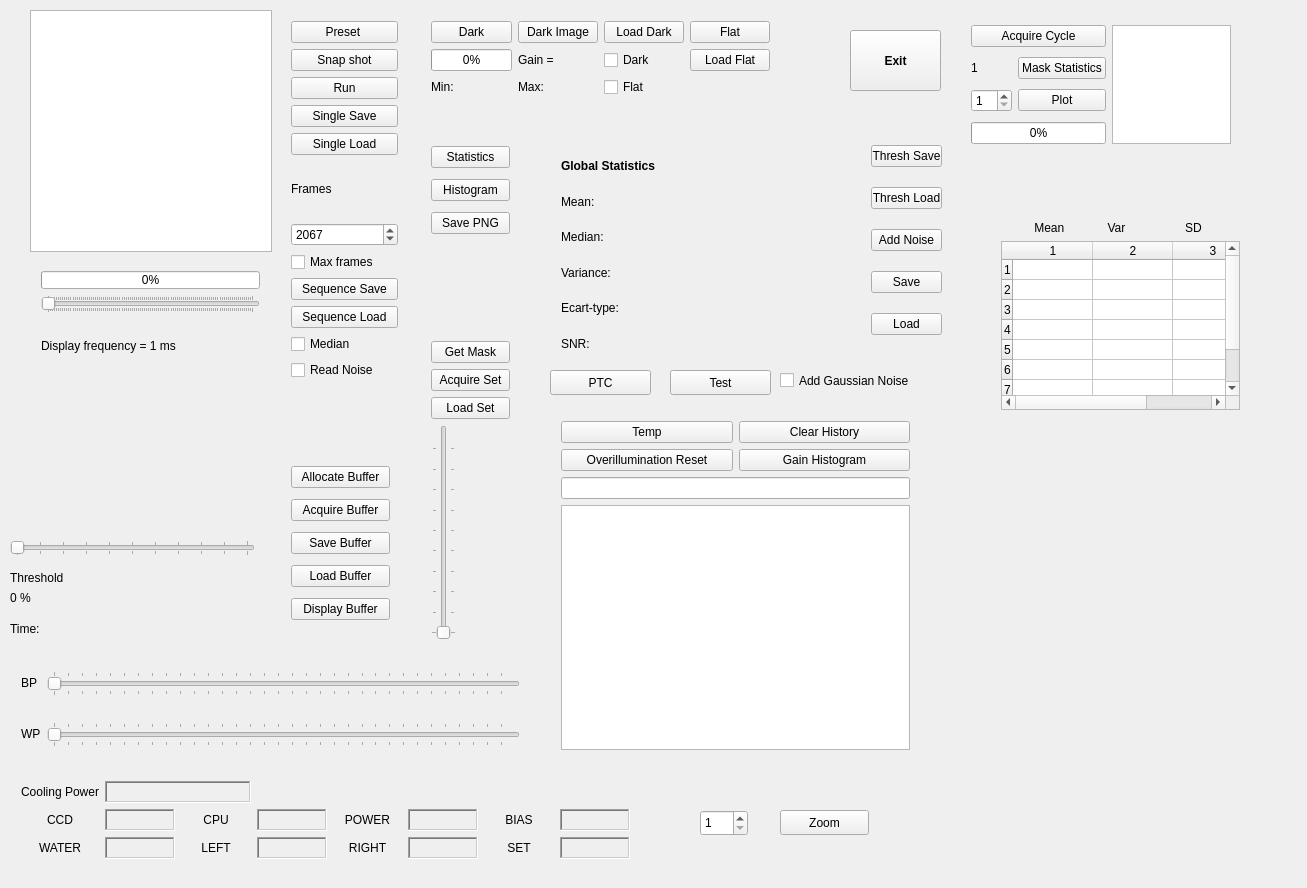
First picture: the form in mainwindow.ui, repository gychar/OCam2, before the edit.
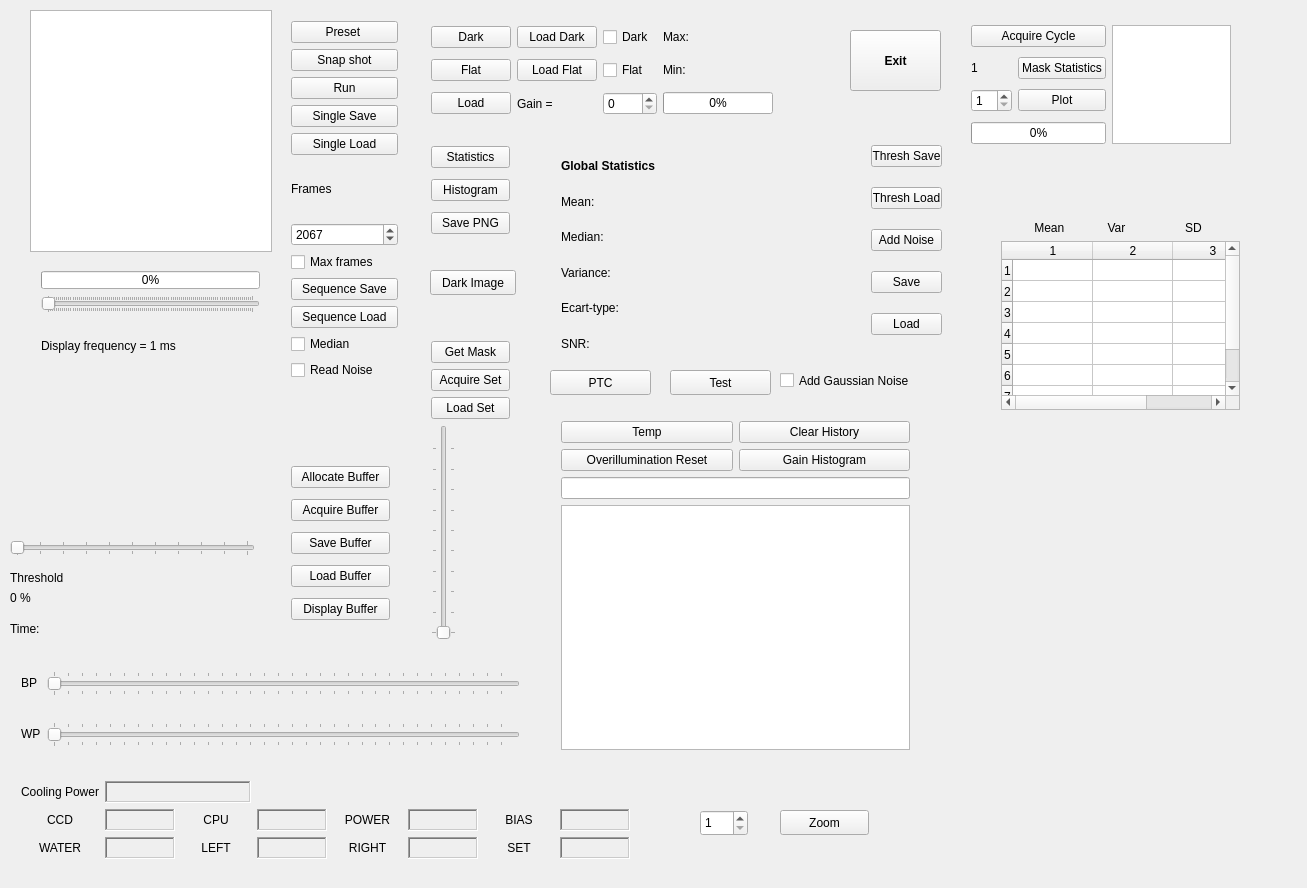
Second picture: the form after the edit. Icons and pictures are not drawn.

Commit message: Mean value of rect in zoomer

The edit to the form file:
```diff
--- a/mainwindow.ui
+++ b/mainwindow.ui
@@ -182,85 +182,92 @@
      <rect>
       <x>420</x>
       <y>10</y>
-      <width>361</width>
-      <height>101</height>
+      <width>364</width>
+      <height>121</height>
      </rect>
     </property>
     <layout class="QGridLayout" name="Dark_Layout">
-     <item row="2" column="2">
-      <widget class="QCheckBox" name="Flat_Checkbox">
+     <item row="1" column="0">
+      <widget class="QPushButton" name="Flat_PB">
        <property name="text">
         <string>Flat</string>
        </property>
       </widget>
      </item>
-     <item row="2" column="1">
+     <item row="0" column="3">
       <widget class="QLabel" name="Dark_Max_Label">
        <property name="text">
         <string>Max: </string>
        </property>
       </widget>
      </item>
-     <item row="0" column="0">
-      <widget class="QPushButton" name="Dark_PB">
-       <property name="text">
-        <string>Dark</string>
-       </property>
-      </widget>
-     </item>
-     <item row="1" column="2">
-      <widget class="QCheckBox" name="Dark_Checkbox">
-       <property name="text">
-        <string>Dark</string>
-       </property>
-      </widget>
-     </item>
      <item row="0" column="1">
-      <widget class="QPushButton" name="Darkimage_PB">
+      <widget class="QPushButton" name="LoadDark_PB">
        <property name="text">
-        <string>Dark Image</string>
+        <string>Load Dark</string>
        </property>
       </widget>
      </item>
-     <item row="1" column="0">
+     <item row="2" column="3">
       <widget class="QProgressBar" name="Dark_progressBar">
        <property name="value">
         <number>0</number>
        </property>
       </widget>
      </item>
-     <item row="1" column="1">
-      <widget class="QLabel" name="Gain_Label">
-       <property name="text">
-        <string>Gain = </string>
-       </property>
-      </widget>
-     </item>
-     <item row="2" column="0">
+     <item row="1" column="3">
       <widget class="QLabel" name="Dark_Min_Label">
        <property name="text">
         <string>Min: </string>
        </property>
       </widget>
      </item>
-     <item row="1" column="3">
+     <item row="2" column="0">
+      <widget class="QPushButton" name="Load_Bias_PB">
+       <property name="text">
+        <string>Load</string>
+       </property>
+      </widget>
+     </item>
+     <item row="1" column="2">
+      <widget class="QCheckBox" name="Flat_Checkbox">
+       <property name="text">
+        <string>Flat</string>
+       </property>
+      </widget>
+     </item>
+     <item row="1" column="1">
       <widget class="QPushButton" name="LoadFlat_PB">
        <property name="text">
         <string>Load Flat</string>
        </property>
       </widget>
      </item>
-     <item row="0" column="3">
-      <widget class="QPushButton" name="Flat_PB">
+     <item row="0" column="0">
+      <widget class="QPushButton" name="Dark_PB">
        <property name="text">
-        <string>Flat</string>
+        <string>Dark</string>
        </property>
       </widget>
      </item>
      <item row="0" column="2">
-      <widget class="QPushButton" name="LoadDark_PB">
+      <widget class="QCheckBox" name="Dark_Checkbox">
        <property name="text">
-        <string>Load Dark</string>
+        <string>Dark</string>
+       </property>
+      </widget>
+     </item>
+     <item row="2" column="1">
+      <widget class="QLabel" name="Gain_Label">
+       <property name="text">
+        <string>Gain = </string>
+       </property>
+      </widget>
+     </item>
+     <item row="2" column="2">
+      <widget class="QSpinBox" name="Gain_SpinBox">
+       <property name="maximum">
+        <number>1000</number>
        </property>
       </widget>
      </item>
@@ -668,7 +675,7 @@
         <number>80</number>
        </attribute>
        <attribute name="verticalHeaderDefaultSectionSize">
-        <number>20</number>
+        <number>21</number>
        </attribute>
        <row/>
        <row/>
@@ -1098,6 +1105,19 @@
      <number>8</number>
     </property>
    </widget>
+   <widget class="QPushButton" name="Darkimage_PB">
+    <property name="geometry">
+     <rect>
+      <x>430</x>
+      <y>270</y>
+      <width>86</width>
+      <height>25</height>
+     </rect>
+    </property>
+    <property name="text">
+     <string>Dark Image</string>
+    </property>
+   </widget>
   </widget>
  </widget>
  <layoutdefault spacing="6" margin="11"/>
```
The commit also changes 13 other files.
